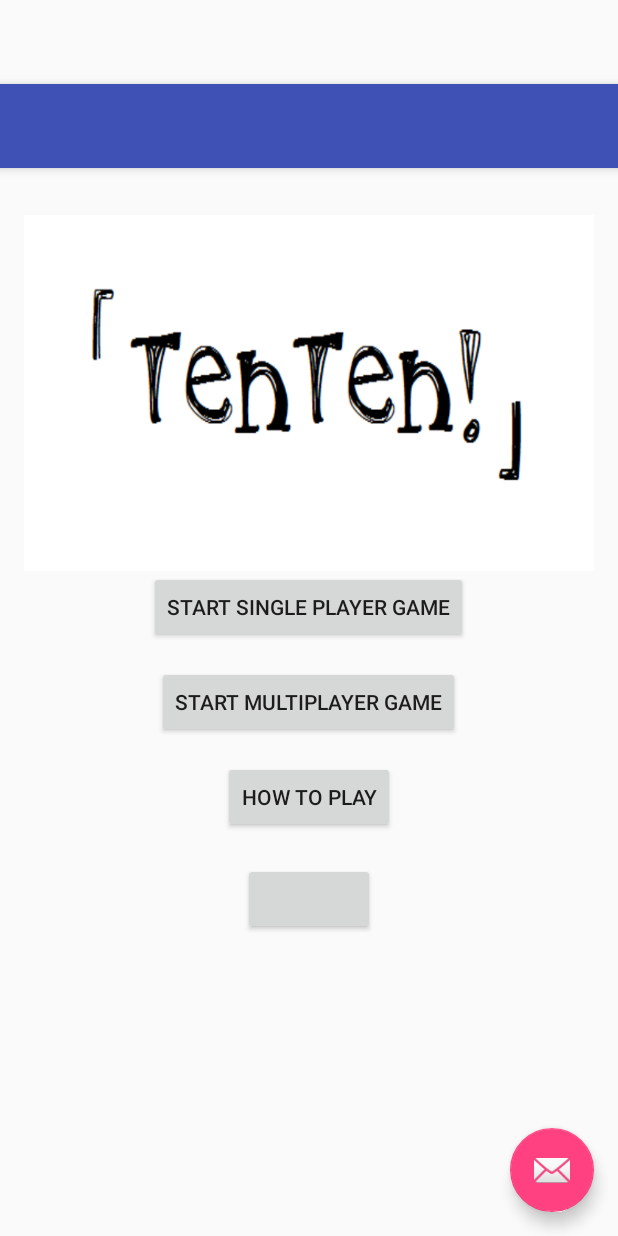
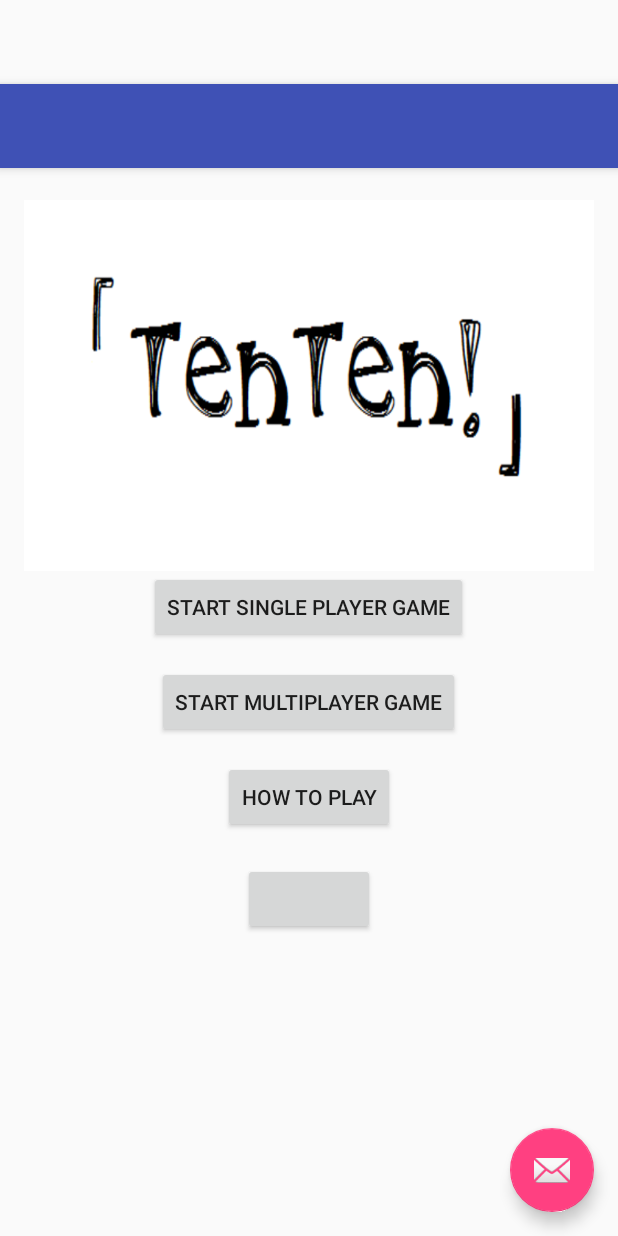
Before and after one commit to cheongyw/Tenten, an Android app: the layout activity_main.xml on its own in the app's theme, with its tools: preview values and no code run, on a phone screen of 412 x 824 dp. Run offline under Robolectric (Android 15) with nearby library versions, the phone set to English and light mode, and no system bars; plain views replace LoginButton.

Commit message:
- Minor placement fix

```diff
--- a/app/src/main/res/layout/content_main.xml
+++ b/app/src/main/res/layout/content_main.xml
@@ -19,7 +19,7 @@
         android:background="@drawable/tentenlogo"
         android:visibility="visible"
         android:layout_above="@+id/playButton"
-        android:layout_marginTop="15dp" />
+        android:layout_marginTop="5dp" />
 
     <Button
         android:id="@+id/playButton"
@@ -55,7 +55,7 @@
         xmlns:tools="http://schemas.android.com/tools"
         android:id="@+id/fragment"
         android:layout_width="match_parent"
-        android:layout_height="wrap_content"
+        android:layout_height="match_parent"
         android:name="com.cheong.tenten.LoginFragment"
         tools:layout="@layout/login_fragment"
         android:layout_centerHorizontal="true"
```
